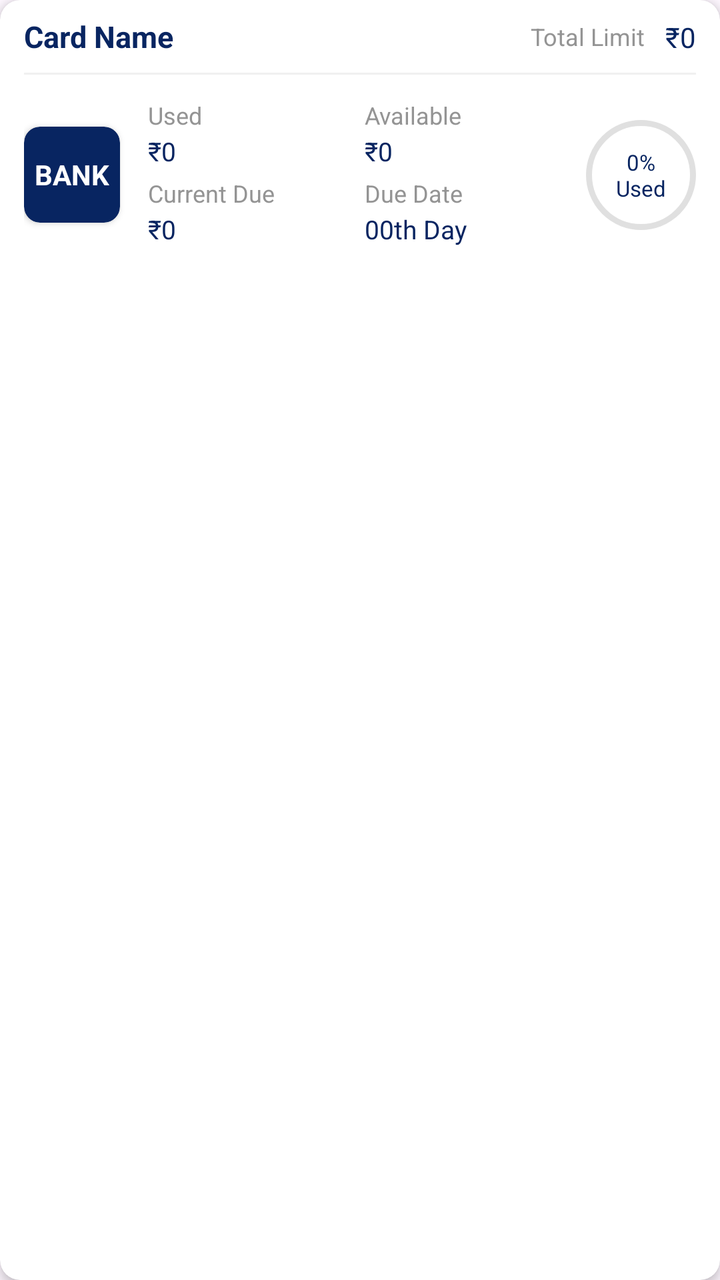
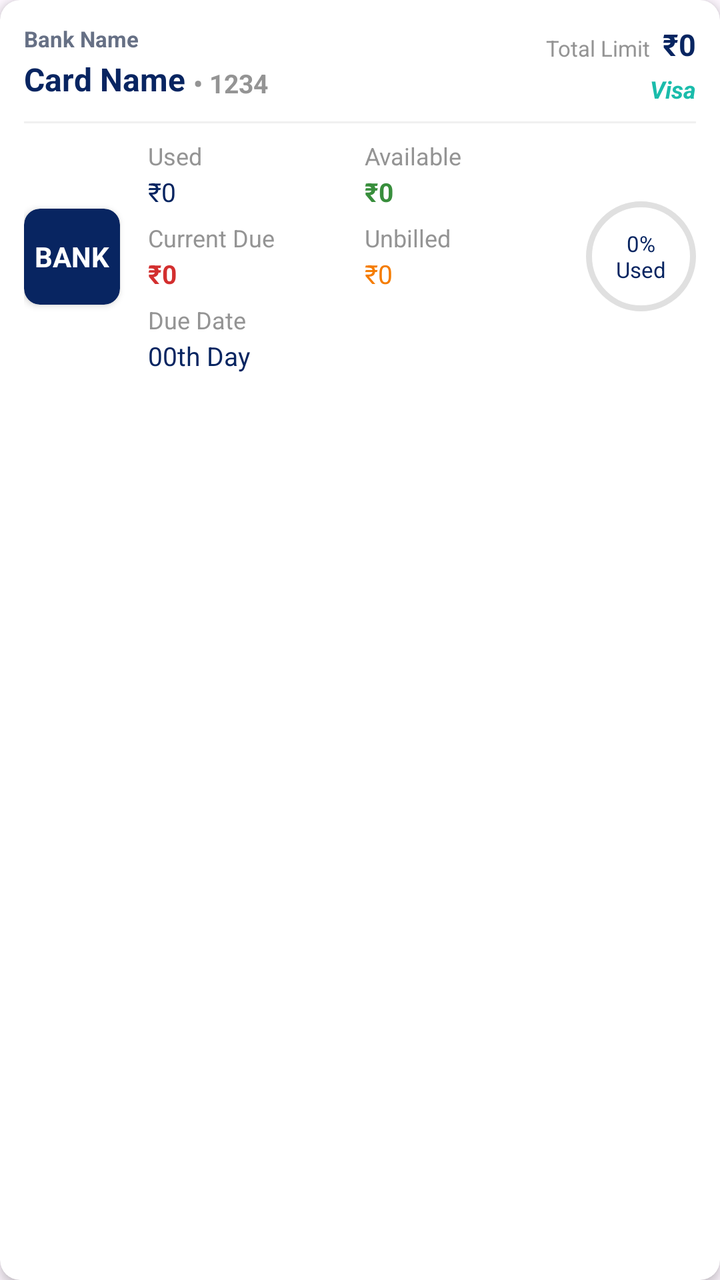

Two renders of the same Android screen: before a commit and after it. Below are the layout's source before the change and the commit's diff.
<!-- AndroidManifest.xml: application theme Theme.FinTrack -->
<!-- res/layout/item_dashboard_card.xml -->
<?xml version="1.0" encoding="utf-8"?>
<com.google.android.material.card.MaterialCardView
    xmlns:android="http://schemas.android.com/apk/res/android"
    xmlns:app="http://schemas.android.com/apk/res-auto"
    xmlns:tools="http://schemas.android.com/tools"
    android:layout_width="match_parent"
    android:layout_height="wrap_content"
    android:layout_marginHorizontal="1dp"
    android:layout_marginVertical="6dp"
    android:clickable="true"
    android:focusable="true"
    android:foreground="?attr/selectableItemBackground"
    app:cardBackgroundColor="#FFFFFF"
    app:cardCornerRadius="10dp"
    app:cardElevation="3dp"
    app:strokeWidth="0dp"
    tools:ignore="HardcodedText, ContentDescription">

    
    <LinearLayout
        android:layout_width="match_parent"
        android:layout_height="wrap_content"
        android:orientation="vertical">

        
        
        
        <LinearLayout
            android:layout_width="match_parent"
            android:layout_height="wrap_content"
            android:orientation="horizontal"
            android:gravity="center_vertical"
            android:paddingStart="12dp"
            android:paddingEnd="12dp"
            android:paddingVertical="8dp">

            
            <TextView
                android:id="@+id/tvCardName"
                android:layout_width="0dp"
                android:layout_height="wrap_content"
                android:layout_weight="1"
                android:layout_marginEnd="16dp"
                android:ellipsize="end"
                android:maxLines="1"
                android:text="Card Name"
                android:textColor="#082561"
                android:textSize="15sp"
                android:textStyle="bold" />

            
            <LinearLayout
                android:layout_width="wrap_content"
                android:layout_height="wrap_content"
                android:orientation="horizontal"
                android:gravity="end">

                <TextView
                    android:layout_width="wrap_content"
                    android:layout_height="wrap_content"
                    android:layout_marginEnd="10dp"
                    android:text="Total Limit"
                    android:textColor="#949494"
                    android:textSize="12sp" />

                <TextView
                    android:id="@+id/tvCardLimit"
                    android:layout_width="wrap_content"
                    android:layout_height="wrap_content"
                    android:layout_marginTop="1dp"
                    android:text="₹0"
                    android:textColor="#082561"
                    android:textSize="14sp" />
            </LinearLayout>
        </LinearLayout>

        
        <View
            android:layout_width="match_parent"
            android:layout_height="1dp"
            android:layout_marginHorizontal="12dp"
            android:background="#F0F0F0" />

        
        
        
        <androidx.constraintlayout.widget.ConstraintLayout
            android:layout_width="match_parent"
            android:layout_height="wrap_content"
            android:paddingStart="12dp"
            android:paddingEnd="12dp"
            android:paddingVertical="8dp"
            tools:ignore="HardcodedText,TooManyViews,SmallSp,ContentDescription,UseCompoundDrawables,TooDeepLayout">

            
            <androidx.cardview.widget.CardView
                android:id="@+id/cardLogoContainer"
                android:layout_width="48dp"
                android:layout_height="48dp"
                app:cardBackgroundColor="#082561"
                app:cardCornerRadius="8dp"
                app:layout_constraintBottom_toBottomOf="parent"
                app:layout_constraintStart_toStartOf="parent"
                app:layout_constraintTop_toTopOf="parent">

                <TextView
                    android:id="@+id/tvCardLogoText"
                    android:layout_width="match_parent"
                    android:layout_height="match_parent"
                    android:gravity="center"
                    android:maxLines="1"
                    android:padding="2dp"
                    android:text="BANK"
                    android:textColor="#FFFFFF"
                    android:textStyle="bold"
                    app:autoSizeMaxTextSize="14sp"
                    app:autoSizeMinTextSize="6sp"
                    app:autoSizeStepGranularity="1sp"
                    app:autoSizeTextType="uniform" />
            </androidx.cardview.widget.CardView>


            
            <LinearLayout
                android:layout_width="0dp"
                android:layout_height="wrap_content"
                android:layout_marginStart="14dp"
                android:layout_marginEnd="2dp"
                android:orientation="vertical"
                app:layout_constraintBottom_toBottomOf="parent"
                app:layout_constraintEnd_toStartOf="@id/progressContainer"
                app:layout_constraintStart_toEndOf="@id/cardLogoContainer"
                app:layout_constraintTop_toTopOf="parent">

                
                <LinearLayout
                    android:layout_width="match_parent"
                    android:layout_height="wrap_content"
                    android:layout_marginTop="4dp"
                    android:orientation="horizontal"
                    android:baselineAligned="false">

                    
                    <LinearLayout
                        android:layout_width="0dp"
                        android:layout_height="wrap_content"
                        android:layout_weight="1"
                        android:orientation="vertical">

                        <TextView
                            android:layout_width="wrap_content"
                            android:layout_height="wrap_content"
                            android:text="Used"
                            android:textColor="#949494"
                            android:textSize="12sp" />

                        <TextView
                            android:id="@+id/tvCardUsed"
                            android:layout_width="wrap_content"
                            android:layout_height="wrap_content"
                            android:layout_marginTop="1dp"
                            android:text="₹0"
                            android:textColor="#082561"
                            android:textSize="13sp"/>
                    </LinearLayout>

                    
                    <LinearLayout
                        android:layout_width="0dp"
                        android:layout_height="wrap_content"
                        android:layout_weight="1"
                        android:orientation="vertical">

                        <TextView
                            android:layout_width="wrap_content"
                            android:layout_height="wrap_content"
                            android:text="Available"
                            android:textColor="#949494"
                            android:textSize="12sp" />

                        <TextView
                            android:id="@+id/tvCardAvailable"
                            android:layout_width="wrap_content"
                            android:layout_height="wrap_content"
                            android:layout_marginTop="1dp"
                            android:text="₹0"
                            android:textColor="#082561"
                            android:textSize="13sp" />
                    </LinearLayout>
                </LinearLayout>

                
                <LinearLayout
                    android:layout_width="match_parent"
                    android:layout_height="wrap_content"
                    android:layout_marginTop="4dp"
                    android:layout_marginBottom="6dp"
                    android:orientation="horizontal"
                    android:baselineAligned="false">

                    
                    <LinearLayout
                        android:layout_width="0dp"
                        android:layout_height="wrap_content"
                        android:layout_weight="1"
                        android:orientation="vertical">

                        <TextView
                            android:layout_width="wrap_content"
                            android:layout_height="wrap_content"
                            android:text="Current Due"
                            android:textColor="#949494"
                            android:textSize="12sp" />

                        <TextView
                            android:id="@+id/tvCardDue"
                            android:layout_width="wrap_content"
                            android:layout_height="wrap_content"
                            android:layout_marginTop="1dp"
                            android:text="₹0"
                            android:textColor="#082561"
                            android:textSize="13sp"/>
                    </LinearLayout>

                    
                    <LinearLayout
                        android:layout_width="0dp"
                        android:layout_height="wrap_content"
                        android:layout_weight="1"
                        android:orientation="vertical">

                        <TextView
                            android:layout_width="wrap_content"
                            android:layout_height="wrap_content"
                            android:text="Due Date"
                            android:textColor="#949494"
                            android:textSize="12sp" />

                        <TextView
                            android:id="@+id/tvCardDueDate"
                            android:layout_width="wrap_content"
                            android:layout_height="wrap_content"
                            android:layout_marginTop="1dp"
                            android:text="00th Day"
                            android:textColor="#082561"
                            android:textSize="13sp"/>
                    </LinearLayout>
                </LinearLayout>

            </LinearLayout>


            
            <RelativeLayout
                android:id="@+id/progressContainer"
                android:layout_width="55dp"
                android:layout_height="55dp"
                app:layout_constraintBottom_toBottomOf="parent"
                app:layout_constraintEnd_toEndOf="parent"
                app:layout_constraintTop_toTopOf="parent">

                <com.google.android.material.progressindicator.CircularProgressIndicator
                    android:id="@+id/cpiCardProgress"
                    android:layout_width="wrap_content"
                    android:layout_height="wrap_content"
                    android:layout_centerInParent="true"
                    android:progress="0"
                    app:indicatorSize="55dp"
                    app:indicatorInset="0dp"
                    app:indicatorColor="#1abcab"
                    app:trackColor="#E0E0E0"
                    app:trackThickness="3dp" />

                <TextView
                    android:id="@+id/tvCardProgressPercent"
                    android:layout_width="wrap_content"
                    android:layout_height="wrap_content"
                    android:layout_centerInParent="true"
                    android:gravity="center"
                    android:text="0%&#10;Used"
                    android:textColor="#082561"
                    android:textSize="11sp" />

            </RelativeLayout>

        </androidx.constraintlayout.widget.ConstraintLayout>
    </LinearLayout>
</com.google.android.material.card.MaterialCardView>
<!-- resources referenced by this layout -->
<resources>
  <style name="Theme.FinTrack" parent="Base.Theme.FinTrack" />
  <style name="Base.Theme.FinTrack" parent="Theme.Material3.Light.NoActionBar">
          
          <item name="colorPrimary">#082561</item>
          <item name="colorSecondary">#1ABCAB</item>
  
          
          <item name="android:windowLightStatusBar">true</item>
          <item name="android:statusBarColor">#FFFFFF</item>
      </style>
</resources>

<!-- the commit's change to res/layout/item_dashboard_card.xml (unified diff, before → after) -->
@@ -29,48 +29,126 @@
             android:layout_width="match_parent"
             android:layout_height="wrap_content"
             android:orientation="horizontal"
-            android:gravity="center_vertical"
+            android:baselineAligned="false"
             android:paddingStart="12dp"
             android:paddingEnd="12dp"
-            android:paddingVertical="8dp">
-
-            
-            <TextView
-                android:id="@+id/tvCardName"
+            android:paddingTop="12dp"
+            android:paddingBottom="8dp">
+
+            
+            <LinearLayout
                 android:layout_width="0dp"
                 android:layout_height="wrap_content"
                 android:layout_weight="1"
-                android:layout_marginEnd="16dp"
-                android:ellipsize="end"
-                android:maxLines="1"
-                android:text="Card Name"
-                android:textColor="#082561"
-                android:textSize="15sp"
-                android:textStyle="bold" />
+                android:orientation="vertical"
+                android:layout_marginEnd="8dp">
+
+                <TextView
+                    android:id="@+id/tvBankName"
+                    android:layout_width="wrap_content"
+                    android:layout_height="wrap_content"
+                    android:text="Bank Name"
+                    android:textColor="#667085"
+                    android:textSize="11sp"
+                    android:textStyle="bold" />
+
+                <LinearLayout
+                    android:layout_width="wrap_content"
+                    android:layout_height="wrap_content"
+                    android:orientation="horizontal"
+                    android:baselineAligned="false"
+                    android:layout_marginTop="2dp"
+                    android:gravity="bottom">
+
+                    <TextView
+                        android:id="@+id/tvCardName"
+                        android:layout_width="wrap_content"
+                        android:layout_height="wrap_content"
+                        android:ellipsize="end"
+                        android:maxLines="1"
+                        android:text="Card Name"
+                        android:textColor="#082561"
+                        android:textSize="16sp"
+                        android:textStyle="bold" />
+
+                    <TextView
+                        android:id="@+id/tvLast4Digits"
+                        android:layout_width="wrap_content"
+                        android:layout_height="wrap_content"
+                        android:layout_marginStart="4dp"
+                        android:text="• 1234"
+                        android:textColor="#949494"
+                        android:textSize="13sp"
+                        android:textStyle="bold" />
+                </LinearLayout>
+
+                
+                <com.google.android.material.card.MaterialCardView
+                    android:id="@+id/cardCashbackBadge"
+                    android:layout_width="wrap_content"
+                    android:layout_height="wrap_content"
+                    android:layout_marginTop="6dp"
+                    app:cardBackgroundColor="#E8F5E9"
+                    app:cardCornerRadius="4dp"
+                    app:cardElevation="0dp"
+                    app:strokeWidth="0dp"
+                    android:visibility="gone">
+
+                    <TextView
+                        android:id="@+id/tvUnbilledCashback"
+                        android:layout_width="wrap_content"
+                        android:layout_height="wrap_content"
+                        android:paddingHorizontal="6dp"
+                        android:paddingVertical="2dp"
+                        android:text="Unbilled CB: ₹0"
+                        android:textColor="#2E7D32"
+                        android:textSize="11sp"
+                        android:textStyle="bold" />
+                </com.google.android.material.card.MaterialCardView>
+            </LinearLayout>
 
             
             <LinearLayout
                 android:layout_width="wrap_content"
                 android:layout_height="wrap_content"
-                android:orientation="horizontal"
+                android:orientation="vertical"
                 android:gravity="end">
 
+                <LinearLayout
+                    android:layout_width="wrap_content"
+                    android:layout_height="wrap_content"
+                    android:orientation="horizontal"
+                    android:baselineAligned="false"
+                    android:gravity="bottom">
+
+                    <TextView
+                        android:layout_width="wrap_content"
+                        android:layout_height="wrap_content"
+                        android:layout_marginEnd="6dp"
+                        android:layout_marginBottom="1dp"
+                        android:text="Total Limit"
+                        android:textColor="#949494"
+                        android:textSize="11sp" />
+
+                    <TextView
+                        android:id="@+id/tvCardLimit"
+                        android:layout_width="wrap_content"
+                        android:layout_height="wrap_content"
+                        android:text="₹0"
+                        android:textColor="#082561"
+                        android:textSize="15sp"
+                        android:textStyle="bold"/>
+                </LinearLayout>
+
                 <TextView
-                    android:layout_width="wrap_content"
-                    android:layout_height="wrap_content"
-                    android:layout_marginEnd="10dp"
-                    android:text="Total Limit"
-                    android:textColor="#949494"
-                    android:textSize="12sp" />
-
-                <TextView
-                    android:id="@+id/tvCardLimit"
-                    android:layout_width="wrap_content"
-                    android:layout_height="wrap_content"
-                    android:layout_marginTop="1dp"
-                    android:text="₹0"
-                    android:textColor="#082561"
-                    android:textSize="14sp" />
+                    android:id="@+id/tvCardType"
+                    android:layout_width="wrap_content"
+                    android:layout_height="wrap_content"
+                    android:layout_marginTop="4dp"
+                    android:text="Visa"
+                    android:textColor="#1abcab"
+                    android:textSize="12sp"
+                    android:textStyle="bold|italic" />
             </LinearLayout>
         </LinearLayout>
 
@@ -136,11 +214,9 @@
                 <LinearLayout
                     android:layout_width="match_parent"
                     android:layout_height="wrap_content"
-                    android:layout_marginTop="4dp"
                     android:orientation="horizontal"
                     android:baselineAligned="false">
 
-                    
                     <LinearLayout
                         android:layout_width="0dp"
                         android:layout_height="wrap_content"
@@ -164,7 +240,6 @@
                             android:textSize="13sp"/>
                     </LinearLayout>
 
-                    
                     <LinearLayout
                         android:layout_width="0dp"
                         android:layout_height="wrap_content"
@@ -184,8 +259,9 @@
                             android:layout_height="wrap_content"
                             android:layout_marginTop="1dp"
                             android:text="₹0"
-                            android:textColor="#082561"
-                            android:textSize="13sp" />
+                            android:textColor="#388E3C"
+                            android:textSize="13sp"
+                            android:textStyle="bold"/>
                     </LinearLayout>
                 </LinearLayout>
 
@@ -193,12 +269,10 @@
                 <LinearLayout
                     android:layout_width="match_parent"
                     android:layout_height="wrap_content"
-                    android:layout_marginTop="4dp"
-                    android:layout_marginBottom="6dp"
+                    android:layout_marginTop="6dp"
                     android:orientation="horizontal"
                     android:baselineAligned="false">
 
-                    
                     <LinearLayout
                         android:layout_width="0dp"
                         android:layout_height="wrap_content"
@@ -218,37 +292,60 @@
                             android:layout_height="wrap_content"
                             android:layout_marginTop="1dp"
                             android:text="₹0"
-                            android:textColor="#082561"
+                            android:textColor="#D32F2F"
+                            android:textSize="13sp"
+                            android:textStyle="bold"/>
+                    </LinearLayout>
+
+                    <LinearLayout
+                        android:layout_width="0dp"
+                        android:layout_height="wrap_content"
+                        android:layout_weight="1"
+                        android:orientation="vertical">
+
+                        <TextView
+                            android:layout_width="wrap_content"
+                            android:layout_height="wrap_content"
+                            android:text="Unbilled"
+                            android:textColor="#949494"
+                            android:textSize="12sp" />
+
+                        <TextView
+                            android:id="@+id/tvCardUnbilled"
+                            android:layout_width="wrap_content"
+                            android:layout_height="wrap_content"
+                            android:layout_marginTop="1dp"
+                            android:text="₹0"
+                            android:textColor="#F57C00"
                             android:textSize="13sp"/>
                     </LinearLayout>
-
-                    
-                    <LinearLayout
-                        android:layout_width="0dp"
-                        android:layout_height="wrap_content"
-                        android:layout_weight="1"
-                        android:orientation="vertical">
-
-                        <TextView
-                            android:layout_width="wrap_content"
-                            android:layout_height="wrap_content"
-                            android:text="Due Date"
-                            android:textColor="#949494"
-                            android:textSize="12sp" />
-
-                        <TextView
-                            android:id="@+id/tvCardDueDate"
-                            android:layout_width="wrap_content"
-                            android:layout_height="wrap_content"
-                            android:layout_marginTop="1dp"
-                            android:text="00th Day"
-                            android:textColor="#082561"
-                            android:textSize="13sp"/>
-                    </LinearLayout>
+                </LinearLayout>
+
+                
+                <LinearLayout
+                    android:layout_width="match_parent"
+                    android:layout_height="wrap_content"
+                    android:layout_marginTop="6dp"
+                    android:orientation="vertical">
+
+                    <TextView
+                        android:layout_width="wrap_content"
+                        android:layout_height="wrap_content"
+                        android:text="Due Date"
+                        android:textColor="#949494"
+                        android:textSize="12sp" />
+
+                    <TextView
+                        android:id="@+id/tvCardDueDate"
+                        android:layout_width="wrap_content"
+                        android:layout_height="wrap_content"
+                        android:layout_marginTop="1dp"
+                        android:text="00th Day"
+                        android:textColor="#082561"
+                        android:textSize="13sp"/>
                 </LinearLayout>
 
             </LinearLayout>
-
 
             
             <RelativeLayout
@@ -282,7 +379,6 @@
                     android:textSize="11sp" />
 
             </RelativeLayout>
-
         </androidx.constraintlayout.widget.ConstraintLayout>
     </LinearLayout>
 </com.google.android.material.card.MaterialCardView>
